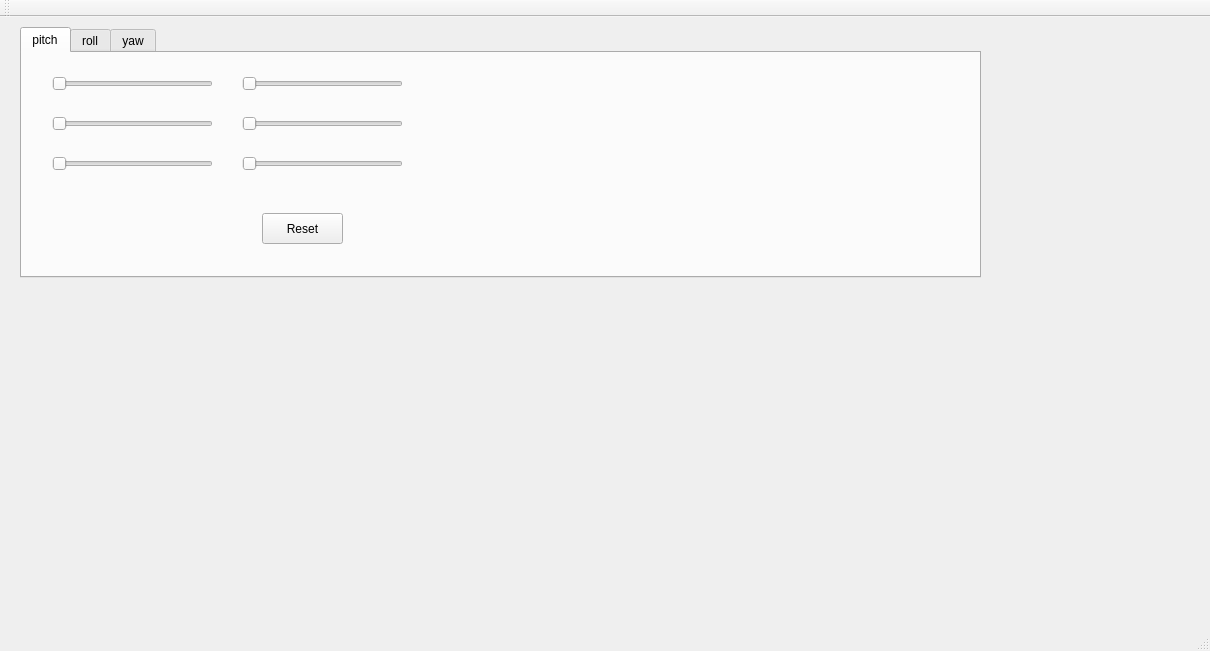
This is ui/mainwindow.ui in Sayansree/QuantumController as Qt 5 draws it before an edit. The edited form follows.
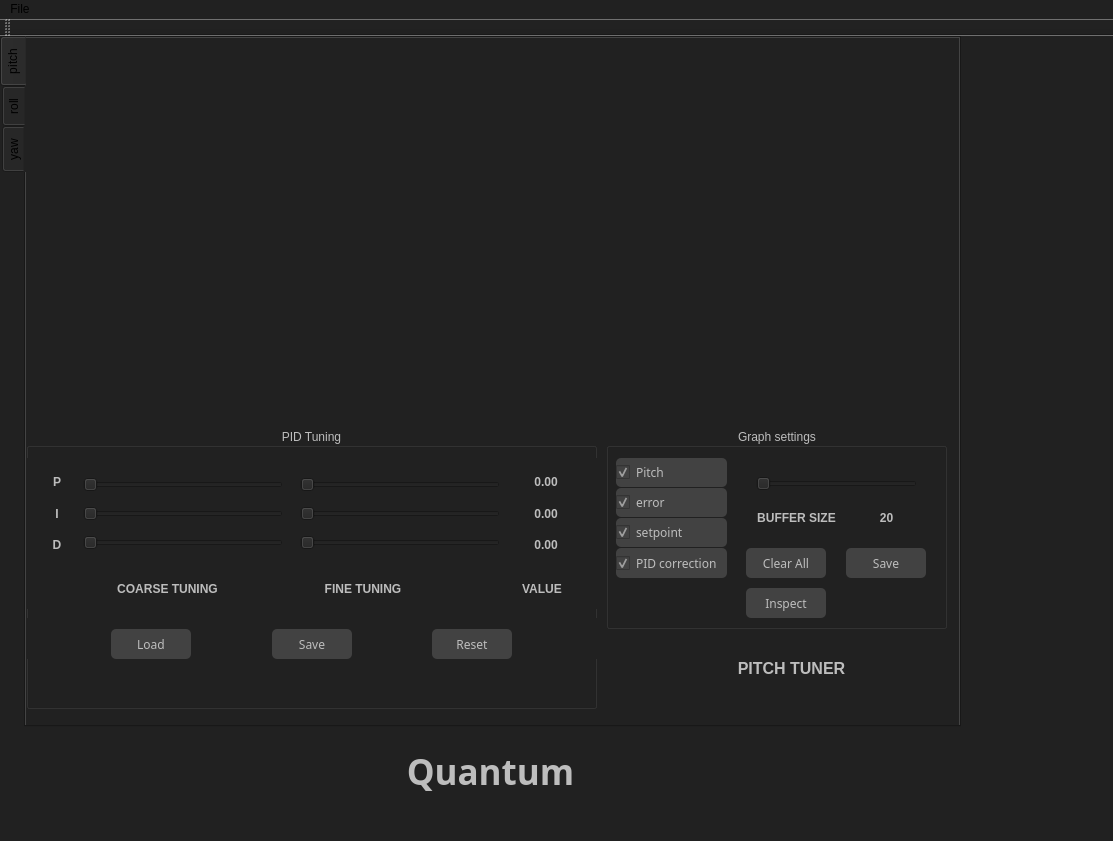
This is the edited form. Custom widgets are drawn as their Qt base class.

What changed in the file:
```diff
--- a/ui/mainwindow.ui
+++ b/ui/mainwindow.ui
@@ -6,23 +6,33 @@
    <rect>
     <x>0</x>
     <y>0</y>
-    <width>1210</width>
-    <height>651</height>
+    <width>1113</width>
+    <height>841</height>
    </rect>
   </property>
   <property name="windowTitle">
-   <string>MainWindow</string>
+   <string>Quantum Controller</string>
+  </property>
+  <property name="styleSheet">
+   <string notr="true">background-color: #212121;</string>
   </property>
   <widget class="QWidget" name="centralWidget">
    <widget class="QTabWidget" name="tabWidget">
     <property name="geometry">
      <rect>
-      <x>20</x>
-      <y>10</y>
+      <x>0</x>
+      <y>0</y>
       <width>961</width>
-      <height>251</height>
+      <height>691</height>
      </rect>
     </property>
+    <property name="styleSheet">
+     <string notr="true">background-color: #212121;
+</string>
+    </property>
+    <property name="tabPosition">
+     <enum>QTabWidget::West</enum>
+    </property>
     <property name="currentIndex">
      <number>0</number>
     </property>
@@ -41,115 +51,1046 @@
      <attribute name="title">
       <string>pitch</string>
      </attribute>
-     <widget class="QSlider" name="P">
+     <widget class="QCustomPlot" name="graphPitch" native="true">
       <property name="geometry">
        <rect>
-        <x>30</x>
-        <y>20</y>
-        <width>161</width>
-        <height>21</height>
+        <x>0</x>
+        <y>0</y>
+        <width>931</width>
+        <height>371</height>
        </rect>
       </property>
-      <property name="maximum">
-       <number>10</number>
-      </property>
-      <property name="singleStep">
-       <number>5</number>
-      </property>
-      <property name="value">
-       <number>0</number>
-      </property>
-      <property name="orientation">
-       <enum>Qt::Horizontal</enum>
-      </property>
      </widget>
-     <widget class="QSlider" name="I">
+     <widget class="QGroupBox" name="groupBox">
       <property name="geometry">
        <rect>
-        <x>30</x>
-        <y>60</y>
-        <width>161</width>
-        <height>21</height>
+        <x>580</x>
+        <y>390</y>
+        <width>341</width>
+        <height>201</height>
        </rect>
       </property>
-      <property name="orientation">
-       <enum>Qt::Horizontal</enum>
+      <property name="styleSheet">
+       <string notr="true">color: #BDBDBD;</string>
       </property>
-     </widget>
-     <widget class="QSlider" name="D">
-      <property name="geometry">
-       <rect>
-        <x>30</x>
-        <y>100</y>
-        <width>161</width>
-        <height>21</height>
-       </rect>
+      <property name="title">
+       <string>Graph settings</string>
       </property>
-      <property name="orientation">
-       <enum>Qt::Horizontal</enum>
+      <property name="alignment">
+       <set>Qt::AlignCenter</set>
       </property>
+      <widget class="QCheckBox" name="PitchCorrection">
+       <property name="geometry">
+        <rect>
+         <x>10</x>
+         <y>120</y>
+         <width>111</width>
+         <height>30</height>
+        </rect>
+       </property>
+       <property name="font">
+        <font>
+         <family>Chilanka</family>
+        </font>
+       </property>
+       <property name="styleSheet">
+        <string notr="true">color: #BDBDBD;
+background-color: #424242;
+border-radius: 5px;</string>
+       </property>
+       <property name="text">
+        <string>PID correction</string>
+       </property>
+       <property name="checked">
+        <bool>true</bool>
+       </property>
+      </widget>
+      <widget class="QCheckBox" name="PitchError">
+       <property name="geometry">
+        <rect>
+         <x>10</x>
+         <y>60</y>
+         <width>111</width>
+         <height>29</height>
+        </rect>
+       </property>
+       <property name="font">
+        <font>
+         <family>Chilanka</family>
+        </font>
+       </property>
+       <property name="styleSheet">
+        <string notr="true">color: #BDBDBD;
+background-color: #424242;
+border-radius: 5px;</string>
+       </property>
+       <property name="text">
+        <string>error</string>
+       </property>
+       <property name="checked">
+        <bool>true</bool>
+       </property>
+      </widget>
+      <widget class="QCheckBox" name="Pitch">
+       <property name="geometry">
+        <rect>
+         <x>10</x>
+         <y>30</y>
+         <width>111</width>
+         <height>29</height>
+        </rect>
+       </property>
+       <property name="font">
+        <font>
+         <family>Chilanka</family>
+        </font>
+       </property>
+       <property name="styleSheet">
+        <string notr="true">color: #BDBDBD;
+background-color: #424242;
+border-radius: 5px;</string>
+       </property>
+       <property name="text">
+        <string>Pitch</string>
+       </property>
+       <property name="checked">
+        <bool>true</bool>
+       </property>
+      </widget>
+      <widget class="QCheckBox" name="PitchSetpoint">
+       <property name="geometry">
+        <rect>
+         <x>10</x>
+         <y>90</y>
+         <width>111</width>
+         <height>29</height>
+        </rect>
+       </property>
+       <property name="font">
+        <font>
+         <family>Chilanka</family>
+        </font>
+       </property>
+       <property name="styleSheet">
+        <string notr="true">color: #BDBDBD;
+background-color: #424242;
+border-radius: 5px;</string>
+       </property>
+       <property name="text">
+        <string>setpoint</string>
+       </property>
+       <property name="checked">
+        <bool>true</bool>
+       </property>
+      </widget>
+      <widget class="QSlider" name="PitchBuffer">
+       <property name="geometry">
+        <rect>
+         <x>150</x>
+         <y>40</y>
+         <width>161</width>
+         <height>31</height>
+        </rect>
+       </property>
+       <property name="font">
+        <font>
+         <pointsize>10</pointsize>
+        </font>
+       </property>
+       <property name="minimum">
+        <number>20</number>
+       </property>
+       <property name="maximum">
+        <number>2000</number>
+       </property>
+       <property name="singleStep">
+        <number>20</number>
+       </property>
+       <property name="pageStep">
+        <number>500</number>
+       </property>
+       <property name="value">
+        <number>20</number>
+       </property>
+       <property name="orientation">
+        <enum>Qt::Horizontal</enum>
+       </property>
+      </widget>
+      <widget class="QPushButton" name="PitchClear">
+       <property name="enabled">
+        <bool>true</bool>
+       </property>
+       <property name="geometry">
+        <rect>
+         <x>140</x>
+         <y>120</y>
+         <width>80</width>
+         <height>30</height>
+        </rect>
+       </property>
+       <property name="font">
+        <font>
+         <family>Chilanka</family>
+        </font>
+       </property>
+       <property name="styleSheet">
+        <string notr="true">color: #BDBDBD;
+background-color: #424242;
+border-radius: 5px;</string>
+       </property>
+       <property name="text">
+        <string>Clear All</string>
+       </property>
+      </widget>
+      <widget class="QLabel" name="PitchBufferLabel">
+       <property name="geometry">
+        <rect>
+         <x>140</x>
+         <y>80</y>
+         <width>101</width>
+         <height>20</height>
+        </rect>
+       </property>
+       <property name="font">
+        <font>
+         <pointsize>9</pointsize>
+         <weight>75</weight>
+         <bold>true</bold>
+        </font>
+       </property>
+       <property name="styleSheet">
+        <string notr="true">color: #BDBDBD;</string>
+       </property>
+       <property name="text">
+        <string>BUFFER SIZE</string>
+       </property>
+       <property name="alignment">
+        <set>Qt::AlignCenter</set>
+       </property>
+      </widget>
+      <widget class="QLabel" name="PitchBufferValue">
+       <property name="geometry">
+        <rect>
+         <x>250</x>
+         <y>80</y>
+         <width>61</width>
+         <height>20</height>
+        </rect>
+       </property>
+       <property name="font">
+        <font>
+         <pointsize>9</pointsize>
+         <weight>75</weight>
+         <bold>true</bold>
+        </font>
+       </property>
+       <property name="styleSheet">
+        <string notr="true">color: #BDBDBD;</string>
+       </property>
+       <property name="text">
+        <string>20</string>
+       </property>
+       <property name="alignment">
+        <set>Qt::AlignCenter</set>
+       </property>
+      </widget>
+      <widget class="QPushButton" name="PitchSave">
+       <property name="enabled">
+        <bool>true</bool>
+       </property>
+       <property name="geometry">
+        <rect>
+         <x>240</x>
+         <y>120</y>
+         <width>80</width>
+         <height>30</height>
+        </rect>
+       </property>
+       <property name="font">
+        <font>
+         <family>Chilanka</family>
+        </font>
+       </property>
+       <property name="styleSheet">
+        <string notr="true">color: #BDBDBD;
+background-color: #424242;
+border-radius: 5px;</string>
+       </property>
+       <property name="text">
+        <string>Save</string>
+       </property>
+      </widget>
+      <widget class="QPushButton" name="PitchInspect">
+       <property name="enabled">
+        <bool>true</bool>
+       </property>
+       <property name="geometry">
+        <rect>
+         <x>140</x>
+         <y>160</y>
+         <width>80</width>
+         <height>30</height>
+        </rect>
+       </property>
+       <property name="font">
+        <font>
+         <family>Chilanka</family>
+        </font>
+       </property>
+       <property name="styleSheet">
+        <string notr="true">color: #BDBDBD;
+background-color: #424242;
+border-radius: 5px;</string>
+       </property>
+       <property name="text">
+        <string>Inspect</string>
+       </property>
+      </widget>
      </widget>
-     <widget class="QSlider" name="horizontalSlider_4">
+     <widget class="QLabel" name="label_15">
       <property name="geometry">
        <rect>
-        <x>220</x>
-        <y>20</y>
-        <width>161</width>
+        <x>660</x>
+        <y>620</y>
+        <width>211</width>
         <height>21</height>
        </rect>
       </property>
-      <property name="orientation">
-       <enum>Qt::Horizontal</enum>
+      <property name="font">
+       <font>
+        <pointsize>12</pointsize>
+        <weight>75</weight>
+        <bold>true</bold>
+       </font>
       </property>
-     </widget>
-     <widget class="QSlider" name="horizontalSlider_5">
-      <property name="geometry">
-       <rect>
-        <x>220</x>
-        <y>60</y>
-        <width>161</width>
-        <height>21</height>
-       </rect>
-      </property>
-      <property name="orientation">
-       <enum>Qt::Horizontal</enum>
-      </property>
-     </widget>
-     <widget class="QSlider" name="horizontalSlider_6">
-      <property name="geometry">
-       <rect>
-        <x>220</x>
-        <y>100</y>
-        <width>161</width>
-        <height>21</height>
-       </rect>
-      </property>
-      <property name="orientation">
-       <enum>Qt::Horizontal</enum>
-      </property>
-     </widget>
-     <widget class="QPushButton" name="pushButton">
-      <property name="geometry">
-       <rect>
-        <x>240</x>
-        <y>160</y>
-        <width>81</width>
-        <height>31</height>
-       </rect>
+      <property name="styleSheet">
+       <string notr="true">color: #BDBDBD;</string>
       </property>
       <property name="text">
-       <string>Reset</string>
+       <string>PITCH TUNER</string>
+      </property>
+      <property name="alignment">
+       <set>Qt::AlignCenter</set>
       </property>
      </widget>
-     <widget class="QCustomPlot" name="widget" native="true">
+     <widget class="QGroupBox" name="groupBox_2">
       <property name="geometry">
        <rect>
-        <x>430</x>
-        <y>10</y>
-        <width>501</width>
-        <height>191</height>
+        <x>0</x>
+        <y>390</y>
+        <width>571</width>
+        <height>281</height>
        </rect>
       </property>
+      <property name="font">
+       <font>
+        <stylestrategy>PreferAntialias</stylestrategy>
+       </font>
+      </property>
+      <property name="styleSheet">
+       <string notr="true">color: #BDBDBD;</string>
+      </property>
+      <property name="title">
+       <string>PID Tuning</string>
+      </property>
+      <property name="alignment">
+       <set>Qt::AlignCenter</set>
+      </property>
+      <property name="flat">
+       <bool>false</bool>
+      </property>
+      <widget class="QWidget" name="horizontalLayoutWidget">
+       <property name="geometry">
+        <rect>
+         <x>0</x>
+         <y>30</y>
+         <width>571</width>
+         <height>111</height>
+        </rect>
+       </property>
+       <layout class="QHBoxLayout" name="PitchTunerBox">
+        <item>
+         <spacer name="horizontalSpacer_1">
+          <property name="orientation">
+           <enum>Qt::Horizontal</enum>
+          </property>
+          <property name="sizeType">
+           <enum>QSizePolicy::Expanding</enum>
+          </property>
+          <property name="sizeHint" stdset="0">
+           <size>
+            <width>10</width>
+            <height>20</height>
+           </size>
+          </property>
+         </spacer>
+        </item>
+        <item>
+         <layout class="QVBoxLayout" name="verticalLayout_4">
+          <item>
+           <widget class="QLabel" name="PitchBufferValue_4">
+            <property name="minimumSize">
+             <size>
+              <width>20</width>
+              <height>0</height>
+             </size>
+            </property>
+            <property name="maximumSize">
+             <size>
+              <width>30</width>
+              <height>16777215</height>
+             </size>
+            </property>
+            <property name="font">
+             <font>
+              <pointsize>9</pointsize>
+              <weight>75</weight>
+              <bold>true</bold>
+             </font>
+            </property>
+            <property name="styleSheet">
+             <string notr="true">color: #BDBDBD;</string>
+            </property>
+            <property name="text">
+             <string>P</string>
+            </property>
+            <property name="alignment">
+             <set>Qt::AlignCenter</set>
+            </property>
+           </widget>
+          </item>
+          <item>
+           <widget class="QLabel" name="PitchBufferValue_3">
+            <property name="minimumSize">
+             <size>
+              <width>20</width>
+              <height>0</height>
+             </size>
+            </property>
+            <property name="maximumSize">
+             <size>
+              <width>30</width>
+              <height>16777215</height>
+             </size>
+            </property>
+            <property name="font">
+             <font>
+              <pointsize>9</pointsize>
+              <weight>75</weight>
+              <bold>true</bold>
+             </font>
+            </property>
+            <property name="styleSheet">
+             <string notr="true">color: #BDBDBD;</string>
+            </property>
+            <property name="text">
+             <string>I</string>
+            </property>
+            <property name="alignment">
+             <set>Qt::AlignCenter</set>
+            </property>
+           </widget>
+          </item>
+          <item>
+           <widget class="QLabel" name="PitchBufferValue_2">
+            <property name="minimumSize">
+             <size>
+              <width>20</width>
+              <height>0</height>
+             </size>
+            </property>
+            <property name="maximumSize">
+             <size>
+              <width>30</width>
+              <height>16777215</height>
+             </size>
+            </property>
+            <property name="font">
+             <font>
+              <pointsize>9</pointsize>
+              <weight>75</weight>
+              <bold>true</bold>
+             </font>
+            </property>
+            <property name="styleSheet">
+             <string notr="true">color: #BDBDBD;</string>
+            </property>
+            <property name="text">
+             <string>D</string>
+            </property>
+            <property name="alignment">
+             <set>Qt::AlignCenter</set>
+            </property>
+           </widget>
+          </item>
+         </layout>
+        </item>
+        <item>
+         <spacer name="horizontalSpacer">
+          <property name="orientation">
+           <enum>Qt::Horizontal</enum>
+          </property>
+          <property name="sizeHint" stdset="0">
+           <size>
+            <width>10</width>
+            <height>20</height>
+           </size>
+          </property>
+         </spacer>
+        </item>
+        <item>
+         <layout class="QVBoxLayout" name="verticalLayout_2">
+          <item>
+           <widget class="QSlider" name="PitchP">
+            <property name="minimumSize">
+             <size>
+              <width>200</width>
+              <height>0</height>
+             </size>
+            </property>
+            <property name="maximum">
+             <number>10</number>
+            </property>
+            <property name="singleStep">
+             <number>5</number>
+            </property>
+            <property name="value">
+             <number>0</number>
+            </property>
+            <property name="orientation">
+             <enum>Qt::Horizontal</enum>
+            </property>
+           </widget>
+          </item>
+          <item>
+           <widget class="QSlider" name="PitchI">
+            <property name="minimumSize">
+             <size>
+              <width>200</width>
+              <height>0</height>
+             </size>
+            </property>
+            <property name="orientation">
+             <enum>Qt::Horizontal</enum>
+            </property>
+           </widget>
+          </item>
+          <item>
+           <widget class="QSlider" name="PitchD">
+            <property name="minimumSize">
+             <size>
+              <width>200</width>
+              <height>0</height>
+             </size>
+            </property>
+            <property name="orientation">
+             <enum>Qt::Horizontal</enum>
+            </property>
+           </widget>
+          </item>
+         </layout>
+        </item>
+        <item>
+         <spacer name="horizontalSpacer_2">
+          <property name="orientation">
+           <enum>Qt::Horizontal</enum>
+          </property>
+          <property name="sizeType">
+           <enum>QSizePolicy::Expanding</enum>
+          </property>
+          <property name="sizeHint" stdset="0">
+           <size>
+            <width>10</width>
+            <height>20</height>
+           </size>
+          </property>
+         </spacer>
+        </item>
+        <item>
+         <layout class="QVBoxLayout" name="verticalLayout">
+          <item>
+           <widget class="QSlider" name="Pitchp">
+            <property name="minimumSize">
+             <size>
+              <width>200</width>
+              <height>0</height>
+             </size>
+            </property>
+            <property name="maximum">
+             <number>10</number>
+            </property>
+            <property name="singleStep">
+             <number>5</number>
+            </property>
+            <property name="value">
+             <number>0</number>
+            </property>
+            <property name="orientation">
+             <enum>Qt::Horizontal</enum>
+            </property>
+           </widget>
+          </item>
+          <item>
+           <widget class="QSlider" name="Pitchi">
+            <property name="minimumSize">
+             <size>
+              <width>200</width>
+              <height>0</height>
+             </size>
+            </property>
+            <property name="orientation">
+             <enum>Qt::Horizontal</enum>
+            </property>
+           </widget>
+          </item>
+          <item>
+           <widget class="QSlider" name="Pitchd">
+            <property name="minimumSize">
+             <size>
+              <width>200</width>
+              <height>0</height>
+             </size>
+            </property>
+            <property name="orientation">
+             <enum>Qt::Horizontal</enum>
+            </property>
+           </widget>
+          </item>
+         </layout>
+        </item>
+        <item>
+         <spacer name="horizontalSpacer_3">
+          <property name="orientation">
+           <enum>Qt::Horizontal</enum>
+          </property>
+          <property name="sizeType">
+           <enum>QSizePolicy::Expanding</enum>
+          </property>
+          <property name="sizeHint" stdset="0">
+           <size>
+            <width>10</width>
+            <height>20</height>
+           </size>
+          </property>
+         </spacer>
+        </item>
+        <item>
+         <layout class="QVBoxLayout" name="verticalLayout_3">
+          <property name="sizeConstraint">
+           <enum>QLayout::SetDefaultConstraint</enum>
+          </property>
+          <item>
+           <widget class="QLabel" name="PitchPDisp">
+            <property name="sizePolicy">
+             <sizepolicy hsizetype="Expanding" vsizetype="Preferred">
+              <horstretch>0</horstretch>
+              <verstretch>0</verstretch>
+             </sizepolicy>
+            </property>
+            <property name="minimumSize">
+             <size>
+              <width>60</width>
+              <height>0</height>
+             </size>
+            </property>
+            <property name="maximumSize">
+             <size>
+              <width>100</width>
+              <height>16777215</height>
+             </size>
+            </property>
+            <property name="font">
+             <font>
+              <pointsize>9</pointsize>
+              <weight>75</weight>
+              <bold>true</bold>
+             </font>
+            </property>
+            <property name="styleSheet">
+             <string notr="true">color: #BDBDBD;</string>
+            </property>
+            <property name="text">
+             <string>0.00</string>
+            </property>
+            <property name="alignment">
+             <set>Qt::AlignCenter</set>
+            </property>
+           </widget>
+          </item>
+          <item>
+           <widget class="QLabel" name="PitchIDisp">
+            <property name="sizePolicy">
+             <sizepolicy hsizetype="Expanding" vsizetype="Preferred">
+              <horstretch>0</horstretch>
+              <verstretch>0</verstretch>
+             </sizepolicy>
+            </property>
+            <property name="minimumSize">
+             <size>
+              <width>60</width>
+              <height>0</height>
+             </size>
+            </property>
+            <property name="maximumSize">
+             <size>
+              <width>100</width>
+              <height>16777215</height>
+             </size>
+            </property>
+            <property name="font">
+             <font>
+              <pointsize>9</pointsize>
+              <weight>75</weight>
+              <bold>true</bold>
+             </font>
+            </property>
+            <property name="styleSheet">
+             <string notr="true">color: #BDBDBD;</string>
+            </property>
+            <property name="text">
+             <string>0.00</string>
+            </property>
+            <property name="alignment">
+             <set>Qt::AlignCenter</set>
+            </property>
+           </widget>
+          </item>
+          <item>
+           <widget class="QLabel" name="PitchDDisp">
+            <property name="sizePolicy">
+             <sizepolicy hsizetype="Expanding" vsizetype="Preferred">
+              <horstretch>0</horstretch>
+              <verstretch>0</verstretch>
+             </sizepolicy>
+            </property>
+            <property name="minimumSize">
+             <size>
+              <width>60</width>
+              <height>0</height>
+             </size>
+            </property>
+            <property name="maximumSize">
+             <size>
+              <width>100</width>
+              <height>16777215</height>
+             </size>
+            </property>
+            <property name="font">
+             <font>
+              <pointsize>9</pointsize>
+              <weight>75</weight>
+              <bold>true</bold>
+             </font>
+            </property>
+            <property name="styleSheet">
+             <string notr="true">color: #BDBDBD;</string>
+            </property>
+            <property name="text">
+             <string>0.00</string>
+            </property>
+            <property name="alignment">
+             <set>Qt::AlignCenter</set>
+            </property>
+           </widget>
+          </item>
+         </layout>
+        </item>
+        <item>
+         <spacer name="horizontalSpacer_4">
+          <property name="orientation">
+           <enum>Qt::Horizontal</enum>
+          </property>
+          <property name="sizeType">
+           <enum>QSizePolicy::Expanding</enum>
+          </property>
+          <property name="sizeHint" stdset="0">
+           <size>
+            <width>10</width>
+            <height>20</height>
+           </size>
+          </property>
+         </spacer>
+        </item>
+       </layout>
+      </widget>
+      <widget class="QWidget" name="horizontalLayoutWidget_2">
+       <property name="geometry">
+        <rect>
+         <x>0</x>
+         <y>140</y>
+         <width>571</width>
+         <height>41</height>
+        </rect>
+       </property>
+       <layout class="QHBoxLayout" name="horizontalLayout">
+        <item>
+         <spacer name="horizontalSpacer_6">
+          <property name="orientation">
+           <enum>Qt::Horizontal</enum>
+          </property>
+          <property name="sizeType">
+           <enum>QSizePolicy::Minimum</enum>
+          </property>
+          <property name="sizeHint" stdset="0">
+           <size>
+            <width>80</width>
+            <height>20</height>
+           </size>
+          </property>
+         </spacer>
+        </item>
+        <item>
+         <widget class="QLabel" name="PitchBufferLabel_2">
+          <property name="font">
+           <font>
+            <pointsize>9</pointsize>
+            <weight>75</weight>
+            <bold>true</bold>
+           </font>
+          </property>
+          <property name="styleSheet">
+           <string notr="true">color: #BDBDBD;</string>
+          </property>
+          <property name="text">
+           <string>COARSE TUNING</string>
+          </property>
+          <property name="alignment">
+           <set>Qt::AlignCenter</set>
+          </property>
+         </widget>
+        </item>
+        <item>
+         <spacer name="horizontalSpacer_8">
+          <property name="orientation">
+           <enum>Qt::Horizontal</enum>
+          </property>
+          <property name="sizeType">
+           <enum>QSizePolicy::Minimum</enum>
+          </property>
+          <property name="sizeHint" stdset="0">
+           <size>
+            <width>100</width>
+            <height>20</height>
+           </size>
+          </property>
+         </spacer>
+        </item>
+        <item>
+         <widget class="QLabel" name="PitchBufferLabel_3">
+          <property name="font">
+           <font>
+            <pointsize>9</pointsize>
+            <weight>75</weight>
+            <bold>true</bold>
+           </font>
+          </property>
+          <property name="styleSheet">
+           <string notr="true">color: #BDBDBD;</string>
+          </property>
+          <property name="text">
+           <string>FINE TUNING</string>
+          </property>
+          <property name="alignment">
+           <set>Qt::AlignCenter</set>
+          </property>
+         </widget>
+        </item>
+        <item>
+         <spacer name="horizontalSpacer_5">
+          <property name="orientation">
+           <enum>Qt::Horizontal</enum>
+          </property>
+          <property name="sizeType">
+           <enum>QSizePolicy::Minimum</enum>
+          </property>
+          <property name="sizeHint" stdset="0">
+           <size>
+            <width>95</width>
+            <height>20</height>
+           </size>
+          </property>
+         </spacer>
+        </item>
+        <item>
+         <widget class="QLabel" name="PitchBufferLabel_4">
+          <property name="font">
+           <font>
+            <pointsize>9</pointsize>
+            <weight>75</weight>
+            <bold>true</bold>
+           </font>
+          </property>
+          <property name="styleSheet">
+           <string notr="true">color: #BDBDBD;</string>
+          </property>
+          <property name="text">
+           <string>VALUE</string>
+          </property>
+          <property name="alignment">
+           <set>Qt::AlignCenter</set>
+          </property>
+         </widget>
+        </item>
+        <item>
+         <spacer name="horizontalSpacer_7">
+          <property name="orientation">
+           <enum>Qt::Horizontal</enum>
+          </property>
+          <property name="sizeType">
+           <enum>QSizePolicy::Minimum</enum>
+          </property>
+          <property name="sizeHint" stdset="0">
+           <size>
+            <width>5</width>
+            <height>20</height>
+           </size>
+          </property>
+         </spacer>
+        </item>
+       </layout>
+      </widget>
+      <widget class="QWidget" name="horizontalLayoutWidget_3">
+       <property name="geometry">
+        <rect>
+         <x>0</x>
+         <y>190</y>
+         <width>571</width>
+         <height>41</height>
+        </rect>
+       </property>
+       <layout class="QHBoxLayout" name="PitchButtonBox">
+        <item>
+         <spacer name="horizontalSpacer_10">
+          <property name="orientation">
+           <enum>Qt::Horizontal</enum>
+          </property>
+          <property name="sizeHint" stdset="0">
+           <size>
+            <width>40</width>
+            <height>20</height>
+           </size>
+          </property>
+         </spacer>
+        </item>
+        <item>
+         <widget class="QPushButton" name="pushButton_2">
+          <property name="enabled">
+           <bool>true</bool>
+          </property>
+          <property name="minimumSize">
+           <size>
+            <width>80</width>
+            <height>30</height>
+           </size>
+          </property>
+          <property name="font">
+           <font>
+            <family>Chilanka</family>
+           </font>
+          </property>
+          <property name="styleSheet">
+           <string notr="true">color: #BDBDBD;
+background-color: #424242;
+border-radius: 5px;</string>
+          </property>
+          <property name="text">
+           <string>Load</string>
+          </property>
+         </widget>
+        </item>
+        <item>
+         <spacer name="horizontalSpacer_12">
+          <property name="orientation">
+           <enum>Qt::Horizontal</enum>
+          </property>
+          <property name="sizeHint" stdset="0">
+           <size>
+            <width>40</width>
+            <height>20</height>
+           </size>
+          </property>
+         </spacer>
+        </item>
+        <item>
+         <widget class="QPushButton" name="pushButton_3">
+          <property name="enabled">
+           <bool>true</bool>
+          </property>
+          <property name="minimumSize">
+           <size>
+            <width>80</width>
+            <height>30</height>
+           </size>
+          </property>
+          <property name="font">
+           <font>
+            <family>Chilanka</family>
+           </font>
+          </property>
+          <property name="styleSheet">
+           <string notr="true">color: #BDBDBD;
+background-color: #424242;
+border-radius: 5px;</string>
+          </property>
+          <property name="text">
+           <string>Save</string>
+          </property>
+         </widget>
+        </item>
+        <item>
+         <spacer name="horizontalSpacer_11">
+          <property name="orientation">
+           <enum>Qt::Horizontal</enum>
+          </property>
+          <property name="sizeHint" stdset="0">
+           <size>
+            <width>40</width>
+            <height>20</height>
+           </size>
+          </property>
+         </spacer>
+        </item>
+        <item>
+         <widget class="QPushButton" name="pushButton">
+          <property name="enabled">
+           <bool>true</bool>
+          </property>
+          <property name="minimumSize">
+           <size>
+            <width>80</width>
+            <height>30</height>
+           </size>
+          </property>
+          <property name="font">
+           <font>
+            <family>Chilanka</family>
+           </font>
+          </property>
+          <property name="styleSheet">
+           <string notr="true">color: #BDBDBD;
+background-color: #424242;
+border-radius: 5px;</string>
+          </property>
+          <property name="text">
+           <string>Reset</string>
+          </property>
+         </widget>
+        </item>
+        <item>
+         <spacer name="horizontalSpacer_9">
+          <property name="orientation">
+           <enum>Qt::Horizontal</enum>
+          </property>
+          <property name="sizeHint" stdset="0">
+           <size>
+            <width>40</width>
+            <height>20</height>
+           </size>
+          </property>
+         </spacer>
+        </item>
+       </layout>
+      </widget>
      </widget>
     </widget>
     <widget class="QWidget" name="roll">
@@ -163,23 +1104,58 @@
      </attribute>
     </widget>
    </widget>
+   <widget class="QLabel" name="tiburonLabel">
+    <property name="geometry">
+     <rect>
+      <x>360</x>
+      <y>710</y>
+      <width>261</width>
+      <height>51</height>
+     </rect>
+    </property>
+    <property name="font">
+     <font>
+      <family>Tlwg Mono</family>
+      <pointsize>26</pointsize>
+      <weight>75</weight>
+      <bold>true</bold>
+     </font>
+    </property>
+    <property name="styleSheet">
+     <string notr="true">color: #BDBDBD;</string>
+    </property>
+    <property name="text">
+     <string>Quantum</string>
+    </property>
+    <property name="alignment">
+     <set>Qt::AlignCenter</set>
+    </property>
+   </widget>
   </widget>
   <widget class="QMenuBar" name="menuBar">
    <property name="geometry">
     <rect>
      <x>0</x>
      <y>0</y>
-     <width>1210</width>
+     <width>1113</width>
      <height>20</height>
     </rect>
    </property>
+   <widget class="QMenu" name="menu">
+    <property name="title">
+     <string>File</string>
+    </property>
+    <addaction name="actionFile"/>
+    <addaction name="separator"/>
+   </widget>
+   <addaction name="menu"/>
   </widget>
   <widget class="QToolBar" name="mainToolBar">
    <attribute name="toolBarArea">
     <enum>TopToolBarArea</enum>
    </attribute>
    <attribute name="toolBarBreak">
-    <bool>false</bool>
+    <bool>true</bool>
    </attribute>
   </widget>
   <widget class="QStatusBar" name="statusBar"/>
```
Left out of the diff: 7 changed lines with no effect on the pictures.
